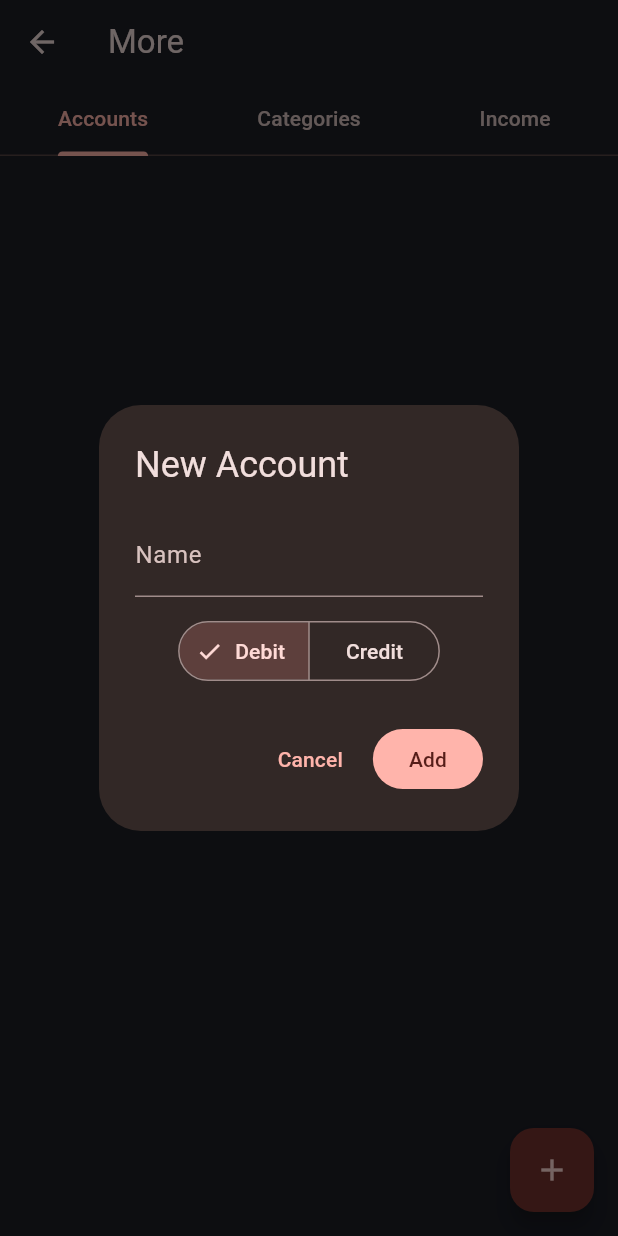
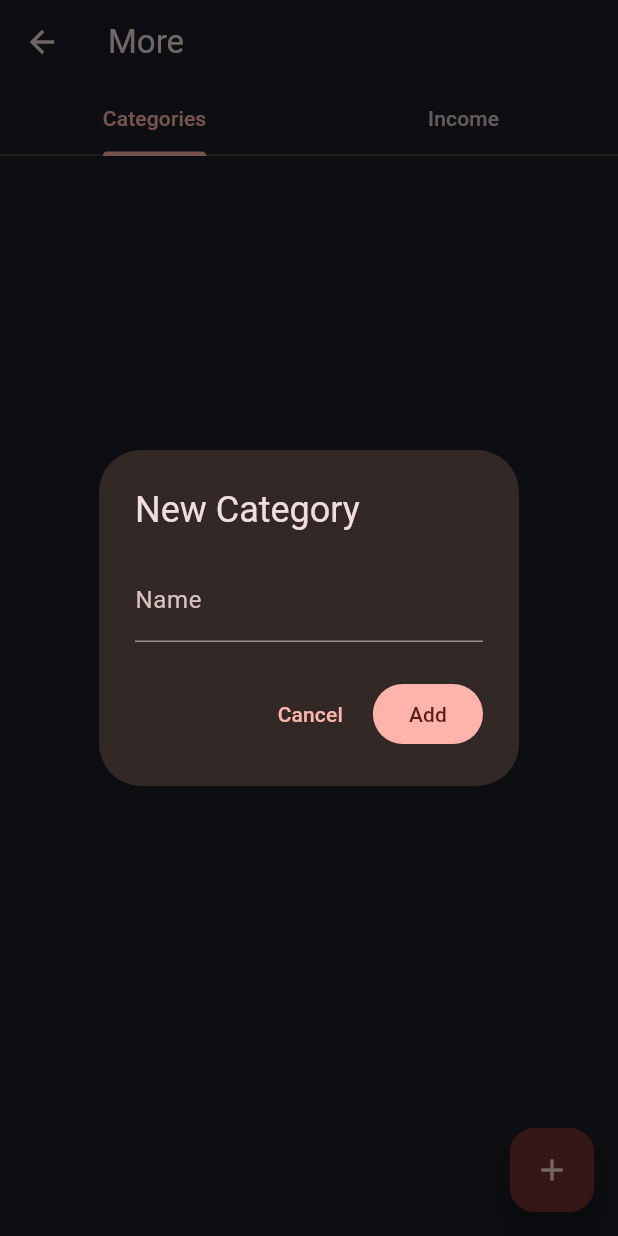
Before and after one commit to rogersmukiibi/wallet, a Flutter app: the ManageListsScreen screen opened directly, after a tap on the "add" icon, on a phone screen of 412 x 824 dp. Run offline on Flutter 3.47's test engine with Material 3 defaults, Android fonts, the light colour scheme and no system bars; our stand-ins replace flutter_riverpod, sqflite, sqflite_common_ffi; accounts and stored records are empty.

```diff
--- a/lib/app.dart
+++ b/lib/app.dart
@@ -38,6 +38,7 @@ class _HomeShellState extends State<HomeShell> {
     return Scaffold(
       body: _screens[_index],
       floatingActionButton: FloatingActionButton(
+        heroTag: 'home_add_transaction_fab',
         onPressed: () => Navigator.of(context).push(
           MaterialPageRoute(builder: (_) => const AddTransactionScreen()),
         ),
--- a/lib/features/settings/manage_lists_screen.dart
+++ b/lib/features/settings/manage_lists_screen.dart
@@ -1,9 +1,7 @@
 import 'package:flutter/material.dart';
 import 'package:flutter_riverpod/flutter_riverpod.dart';
-import '../../providers/account_providers.dart';
 import '../../providers/list_providers.dart';
 import '../../providers/db_providers.dart';
-import '../../models/account.dart';
 
 class ManageListsScreen extends ConsumerWidget {
   const ManageListsScreen({super.key});
@@ -11,80 +9,16 @@ class ManageListsScreen extends ConsumerWidget {
   @override
   Widget build(BuildContext context, WidgetRef ref) {
     return DefaultTabController(
-      length: 3,
+      length: 2,
       child: Scaffold(
         appBar: AppBar(
           title: const Text('More'),
           bottom: const TabBar(tabs: [
-            Tab(text: 'Accounts'),
             Tab(text: 'Categories'),
             Tab(text: 'Income'),
           ]),
         ),
-        body: TabBarView(children: [_AccountsTab(), _CategoriesTab(), _IncomeSourcesTab()]),
-      ),
-    );
-  }
-}
-
-class _AccountsTab extends ConsumerWidget {
-  @override
-  Widget build(BuildContext context, WidgetRef ref) {
-    final accounts = ref.watch(accountsProvider);
-    return Scaffold(
-      body: accounts.when(
-        loading: () => const Center(child: CircularProgressIndicator()),
-        error: (e, _) => Text('Error: $e'),
-        data: (list) => ListView(
-          children: list.map((a) => ListTile(title: Text(a.name), trailing: Text(a.type.name))).toList(),
-        ),
-      ),
-      floatingActionButton: FloatingActionButton(
-        onPressed: () => _showAddAccountDialog(context, ref),
-        child: const Icon(Icons.add),
-      ),
-    );
-  }
-
-  void _showAddAccountDialog(BuildContext context, WidgetRef ref) {
-    final controller = TextEditingController();
-    AccountType type = AccountType.debit;
-    showDialog(
-      context: context,
-      builder: (context) => StatefulBuilder(
-        builder: (context, setState) => AlertDialog(
-          title: const Text('New Account'),
-          content: Column(
-            mainAxisSize: MainAxisSize.min,
-            children: [
-              TextField(controller: controller, decoration: const InputDecoration(labelText: 'Name')),
-              const SizedBox(height: 12),
-              SegmentedButton<AccountType>(
-                segments: const [
-                  ButtonSegment(value: AccountType.debit, label: Text('Debit')),
-                  ButtonSegment(value: AccountType.credit, label: Text('Credit')),
-                ],
-                selected: {type},
-                onSelectionChanged: (s) => setState(() => type = s.first),
-              ),
-            ],
-          ),
-          actions: [
-            TextButton(onPressed: () => Navigator.pop(context), child: const Text('Cancel')),
-            FilledButton(
-              onPressed: () async {
-                if (controller.text.trim().isEmpty) return;
-                await ref.read(accountRepositoryProvider).create(
-                      Account(name: controller.text.trim(), type: type),
-                    );
-                ref.invalidate(accountsProvider);
-                ref.invalidate(accountBalancesProvider);
-                if (context.mounted) Navigator.pop(context);
-              },
-              child: const Text('Add'),
-            ),
-          ],
-        ),
+        body: TabBarView(children: [_CategoriesTab(), _IncomeSourcesTab()]),
       ),
     );
   }
@@ -101,6 +35,7 @@ class _CategoriesTab extends ConsumerWidget {
         data: (list) => ListView(children: list.map((c) => ListTile(title: Text(c.name))).toList()),
       ),
       floatingActionButton: FloatingActionButton(
+        heroTag: 'categories_add_fab',
         onPressed: () => _showAddDialog(context, ref),
         child: const Icon(Icons.add),
       ),
@@ -142,6 +77,7 @@ class _IncomeSourcesTab extends ConsumerWidget {
         data: (list) => ListView(children: list.map((s) => ListTile(title: Text(s.name))).toList()),
       ),
       floatingActionButton: FloatingActionButton(
+        heroTag: 'income_sources_add_fab',
         onPressed: () => _showAddDialog(context, ref),
         child: const Icon(Icons.add),
       ),
--- a/pubspec.yaml
+++ b/pubspec.yaml
@@ -38,6 +38,7 @@ dependencies:
   sqflite: ^2.3.3
   path: ^1.9.0
   intl: ^0.19.0
+  sqflite_common_ffi: ^2.3.3
 
 dev_dependencies:
   flutter_test:
```
Also changed, not shown: lib/core/database/db_provider.dart (+20 -0 lines), lib/features/accounts/accounts_screen.dart (+54 -0 lines), pubspec.lock.
